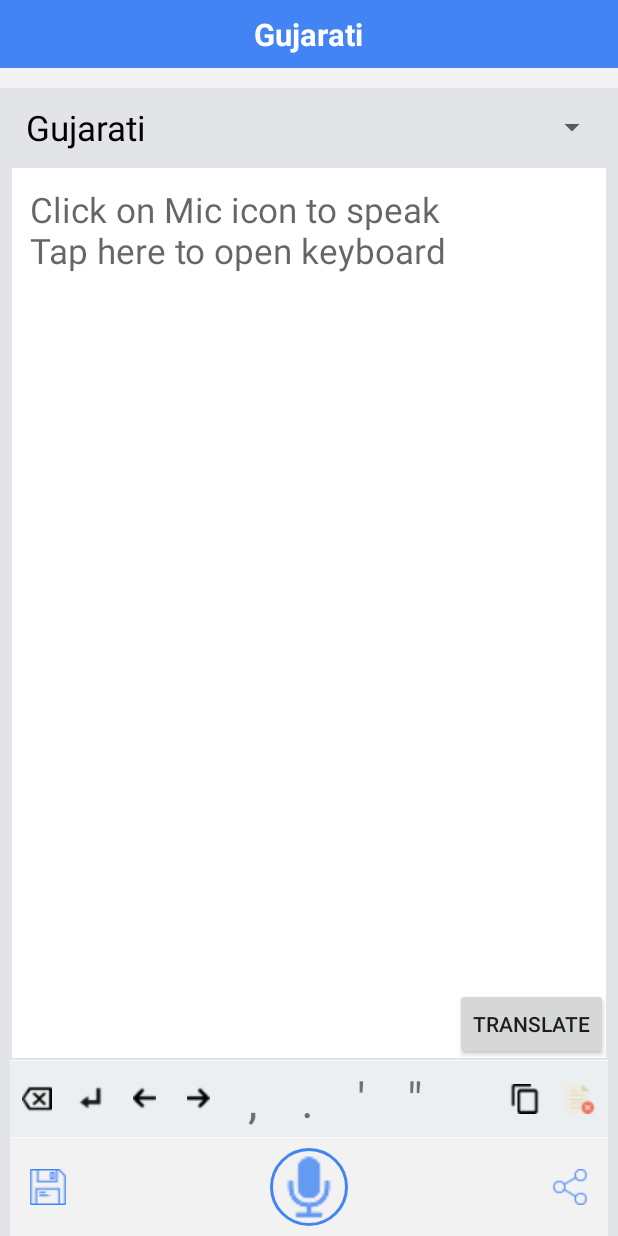
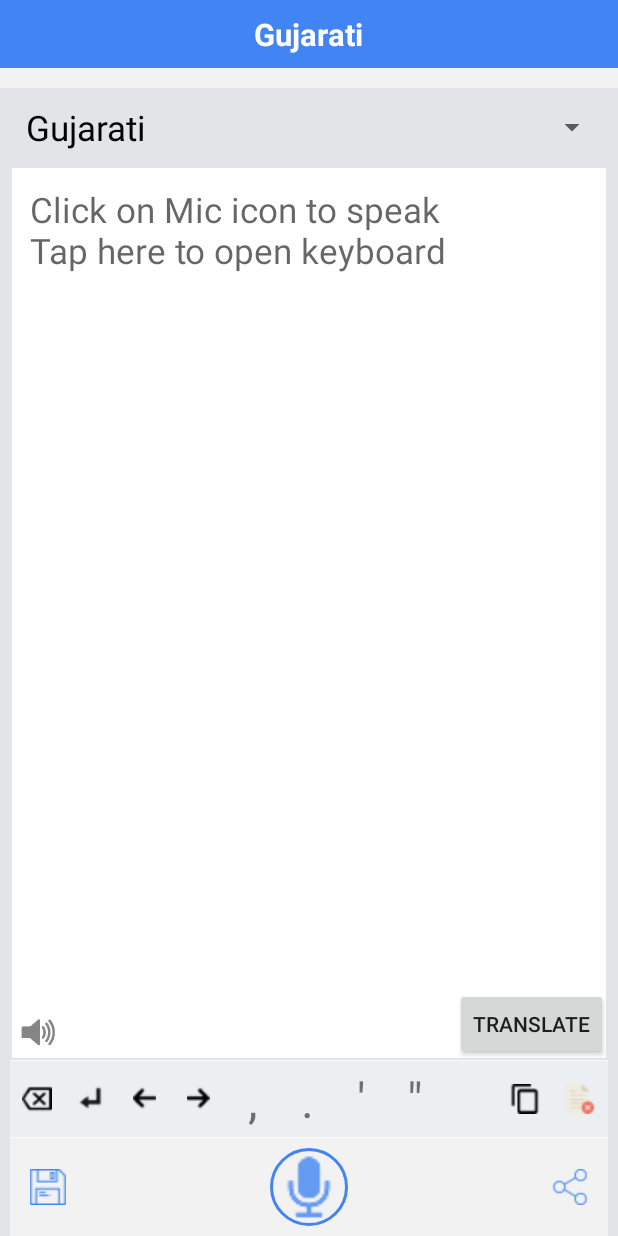
Before and after one commit to FazliMolaJan/SpeechToText, an Android app: the screen it shows after launch (MainActivity), on a phone screen of 412 x 824 dp. Run offline under Robolectric (Android 15) with nearby library versions, the phone set to English and light mode, and no system bars; our stand-ins replace CircleImageView, sdp/ssp sizes; libraries missing offline, so code that uses them is left out: pub.devrel.easypermissions; 2 statements that could not run were skipped.

Commit message:
All files commited....Sakib Syed

```diff
--- a/app/src/main/java/com/fahmtechnologies/speechtotext/Activity/MainActivity.java
+++ b/app/src/main/java/com/fahmtechnologies/speechtotext/Activity/MainActivity.java
@@ -12,6 +12,7 @@ import android.graphics.Color;
 import android.os.Handler;
 import android.speech.RecognizerIntent;
 import android.os.Bundle;
+import android.speech.tts.TextToSpeech;
 import android.text.Editable;
 import android.text.TextWatcher;
 import android.util.Log;
@@ -47,6 +48,7 @@ import java.util.ArrayList;
 import java.util.Calendar;
 import java.util.Date;
 import java.util.List;
+import java.util.Locale;
 
 import pub.devrel.easypermissions.AfterPermissionGranted;
 import pub.devrel.easypermissions.EasyPermissions;
@@ -59,7 +61,7 @@ public class MainActivity extends AppCompatActivity implements EasyPermissions.P
     private EditText editEmail, edtSpeakData;
     private Button btnLogin, btnTextTranslate;
     private HeaderForActivity tvHeaderForActivity;
-    private ImageView image_Share, image_save, ivStartSpeak;
+    private ImageView image_Share, image_save, ivStartSpeak,ivTextToSpeech;
     private ArrayList<Languages> alLang;
     private Adapter langAdepter;
     private TextView tvCloseEmail, tvQuestMark, tvDoubleQuote, tvSingleQuote, tvFullStop, tvComma;
@@ -74,6 +76,7 @@ public class MainActivity extends AppCompatActivity implements EasyPermissions.P
 
     private RelativeLayout rlCopyToClipBoard, rlBackspace, rlEnter, rlClearText, rlMoveBack, rlMoveForword;
 
+    private TextToSpeech textToSpeech;
 
     // TODO: 04-10-2019 Delete character related stuff by Sakib
     private Handler handler;
@@ -102,6 +105,22 @@ public class MainActivity extends AppCompatActivity implements EasyPermissions.P
     }
 
     private void setData() {
+        textToSpeech = new TextToSpeech(MainActivity.this, new TextToSpeech.OnInitListener() {
+            @Override
+            public void onInit(int status) {
+                if(status != TextToSpeech.ERROR) {
+                    textToSpeech.setLanguage(Locale.US);
+//                    String langId = "";
+//                    switch (alLang.get(intSpinnerPosition).getStrLangId()){
+//                        case "":
+//                            textToSpeech.setLanguage(Locale.US)
+//                            break;
+//                    }
+////                    textToSpeech.setLanguage(alLang.get(intSpinnerPosition).getStrLangId());
+                }
+            }
+        });
+
         mainActivityDao = new MainActivityDao();
         setInputtypeAdepter();
         setEmailDialog();
@@ -219,6 +238,9 @@ public class MainActivity extends AppCompatActivity implements EasyPermissions.P
                         startActivity(intent);
                     }
                     break;
+                case R.id.ivTextToSpeech:
+                    textToSpeech.speak(edtSpeakData.getText().toString().trim(), TextToSpeech.QUEUE_FLUSH, null);
+                    break;
             }
         } catch (Exception e) {
             e.printStackTrace();
@@ -327,6 +349,7 @@ public class MainActivity extends AppCompatActivity implements EasyPermissions.P
             rlMoveBack.setOnClickListener(clickListener);
             rlMoveForword.setOnClickListener(clickListener);
             btnTextTranslate.setOnClickListener(clickListener);
+            ivTextToSpeech.setOnClickListener(clickListener);
         } catch (Exception e) {
             e.printStackTrace();
         }
@@ -399,6 +422,7 @@ public class MainActivity extends AppCompatActivity implements EasyPermissions.P
             rlMoveBack = findViewById(R.id.rlMoveBack);
             rlMoveForword = findViewById(R.id.rlMoveForword);
             btnTextTranslate = findViewById(R.id.btnTextTranslate);
+            ivTextToSpeech = findViewById(R.id.ivTextToSpeech);
         } catch (Exception e) {
             e.printStackTrace();
         }
--- a/app/src/main/res/layout/activity_main.xml
+++ b/app/src/main/res/layout/activity_main.xml
@@ -240,5 +240,14 @@
             android:layout_alignParentRight="true"
             />
 
+        <ImageView
+            android:id="@+id/ivTextToSpeech"
+            android:layout_width="wrap_content"
+            android:layout_height="wrap_content"
+            android:layout_above="@+id/llShotCut"
+            android:src="@drawable/text_to_speech"
+            android:padding="@dimen/_5sdp"
+            />
+
     </RelativeLayout>
 </LinearLayout>
```
Also changed, not shown: app/src/main/res/drawable-hdpi/text_to_speech.png (added), app/src/main/res/drawable-mdpi/text_to_speech.png (added), app/src/main/res/drawable-xhdpi/text_to_speech.png (added), app/src/main/res/drawable-xxhdpi/text_to_speech.png (added), app/src/main/res/drawable-xxxhdpi/text_to_speech.png (added).
